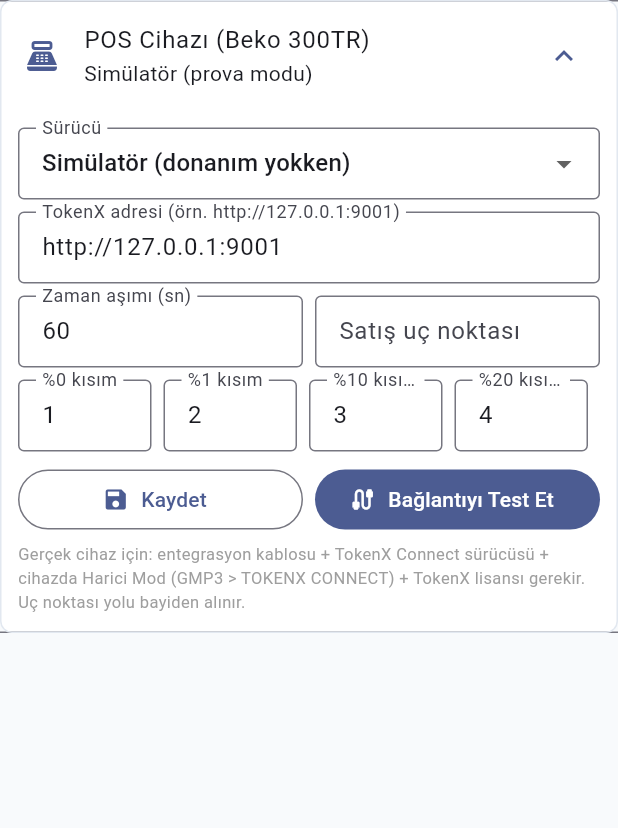
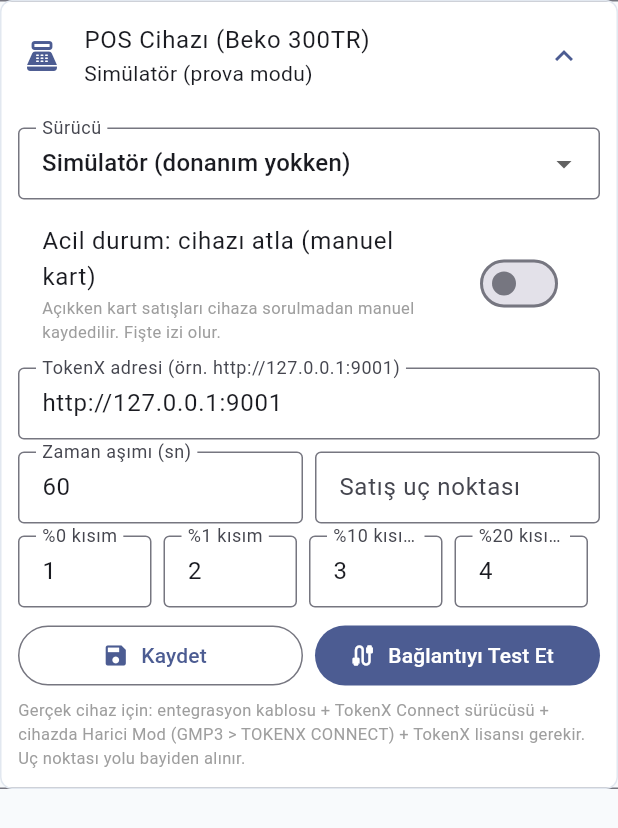
Before and after one commit to detroithy/kirtasiyepos, a Flutter app: the PosDeviceCard widget shown alone on an empty page, opened directly, after a tap on "POS Cihazı (Beko 300TR)", on a phone screen of 412 x 824 dp. Shown: the top 828 px of the screen. Run offline on Flutter 3.47's test engine with Material 3 defaults, Android fonts, the phone set to English and light mode, and no system bars; our stand-ins replace connectivity_plus, drift, flutter_riverpod, pdf, permission_handler, printing and 2 more; missing offline and left inert: mobile_scanner; accounts and stored records are empty; generated files the repository leaves out were written again.

Commit message:
Acil bypass: cihaz atlama salteri + manuel devam akisi + posStatus izi

```diff
--- a/lib/features/pos_device/pos_device.dart
+++ b/lib/features/pos_device/pos_device.dart
@@ -49,11 +49,20 @@ class PosConnection {
 
 class PosResult {
   final bool approved;
+
+  /// true ise tutar cihazdan DEĞİL elle tahsil edildi (fişte izi olur).
+  final bool manual;
+
+  /// true ise para hareketi belirsiz (zaman aşımı) — çift tahsilat
+  /// riski için kullanıcı uyarılmalı, kayıt yine de tutulabilir.
+  final bool uncertain;
   final String approvalCode;
   final String fiscalNo;
   final String message;
   const PosResult({
     required this.approved,
+    this.manual = false,
+    this.uncertain = false,
     this.approvalCode = '',
     this.fiscalNo = '',
     this.message = '',
@@ -61,6 +70,8 @@ class PosResult {
 
   const PosResult.declined(this.message)
       : approved = false,
+        manual = false,
+        uncertain = false,
         approvalCode = '',
         fiscalNo = '';
 }
@@ -71,12 +82,17 @@ class PosSettings {
   static const kBaseUrl = 'pos_base_url';
   static const kTimeoutSec = 'pos_timeout_sec';
   static const kSalePath = 'pos_sale_path';
+  static const kBypass = 'pos_bypass';
   static const kDeptPrefix = 'pos_dept_'; // +0/1/10/20
 
   final String driver;
   final String baseUrl;
   final int timeoutSec;
   final String salePath;
+
+  /// true ise kart satışları cihaza SORULMADAN manuel kaydedilir
+  /// (fişte pos_status='manual' izi olur). Acil durum şalteri.
+  final bool bypass;
   final Map<double, int> deptByKdv;
 
   PosSettings({
@@ -84,6 +100,7 @@ class PosSettings {
     this.baseUrl = 'http://127.0.0.1:9001',
     this.timeoutSec = 60,
     this.salePath = '',
+    this.bypass = false,
     Map<double, int>? deptByKdv,
   }) : deptByKdv = deptByKdv ?? {0.0: 1, 1.0: 2, 10.0: 3, 20.0: 4};
 
@@ -97,6 +114,7 @@ class PosSettings {
       baseUrl: p.getString(kBaseUrl) ?? 'http://127.0.0.1:9001',
       timeoutSec: p.getInt(kTimeoutSec) ?? 60,
       salePath: p.getString(kSalePath) ?? '',
+      bypass: p.getBool(kBypass) ?? false,
       deptByKdv: {
         0: dept('0', 1),
         1: dept('1', 2),
@@ -111,10 +129,12 @@ class PosSettings {
     String? baseUrl,
     int? timeoutSec,
     String? salePath,
+    bool? bypass,
     Map<double, int>? deptByKdv,
   }) async {
     final p = await SharedPreferences.getInstance();
     if (driver != null) await p.setString(kDriver, driver);
+    if (bypass != null) await p.setBool(kBypass, bypass);
     if (baseUrl != null) {
       await p.setString(
           kBaseUrl, baseUrl.trim().replaceAll(RegExp(r'/+$'), ''));
--- a/lib/features/sales/pos_print.dart
+++ b/lib/features/sales/pos_print.dart
@@ -43,6 +43,7 @@ Future<void> printReceipt({
   double discount = 0,
   String approvalCode = '',
   String fiscalNo = '',
+  String posStatus = '',
 }) async {
   final doc = pw.Document();
   final mono = pw.TextStyle(font: pw.Font.courier(), fontSize: 9);
@@ -151,6 +152,9 @@ Future<void> printReceipt({
             pw.Text('Onay Kodu: $approvalCode', style: mono),
           if (fiscalNo.isNotEmpty)
             pw.Text('Mali Fis No: $fiscalNo', style: mono),
+          if (posStatus == 'manual')
+            pw.Text('Not: kart tutari terminalden elle alindi',
+                style: mono),
           pw.SizedBox(height: 6),
           pw.BarcodeWidget(
             barcode: pw.Barcode.code128(),
--- a/lib/features/settings/settings_screen.dart
+++ b/lib/features/settings/settings_screen.dart
@@ -631,6 +631,7 @@ class _PosDeviceCardState extends State<PosDeviceCard> {
   final _salePath = TextEditingController();
   final _dept = <double, TextEditingController>{};
   String _driver = 'simulator';
+  bool _bypass = false;
   String? _status;
   bool _busy = false;
   bool _loaded = false;
@@ -653,6 +654,7 @@ class _PosDeviceCardState extends State<PosDeviceCard> {
     if (mounted) {
       setState(() {
         _driver = s.driver;
+        _bypass = s.bypass;
         _loaded = true;
       });
     }
@@ -750,6 +752,24 @@ class _PosDeviceCardState extends State<PosDeviceCard> {
                   ],
                   onChanged: (v) =>
                       setState(() => _driver = v ?? 'simulator'),
+                ),
+                const SizedBox(height: 8),
+                SwitchListTile(
+                  title: const Text(
+                      'Acil durum: cihazı atla (manuel kart)'),
+                  subtitle: const Text(
+                      'Açıkken kart satışları cihaza sorulmadan manuel kaydedilir. Fişte izi olur.',
+                      style:
+                          TextStyle(fontSize: 11, color: Colors.grey)),
+                  value: _bypass,
+                  activeThumbColor: Colors.orange,
+                  onChanged: (v) async {
+                    setState(() => _bypass = v);
+                    await PosSettings().save(bypass: v);
+                    _msg(v
+                        ? 'Bypass AÇIK: kartlar manuel kaydedilecek.'
+                        : 'Bypass kapalı: cihaz devrede.');
+                  },
                 ),
                 const SizedBox(height: 8),
                 TextField(
```
Also changed, not shown: lib/features/pos_device/tokenx_device.dart (+6 -2 lines), lib/features/sales/pos_screen.dart (+80 -14 lines), 1 other file.
